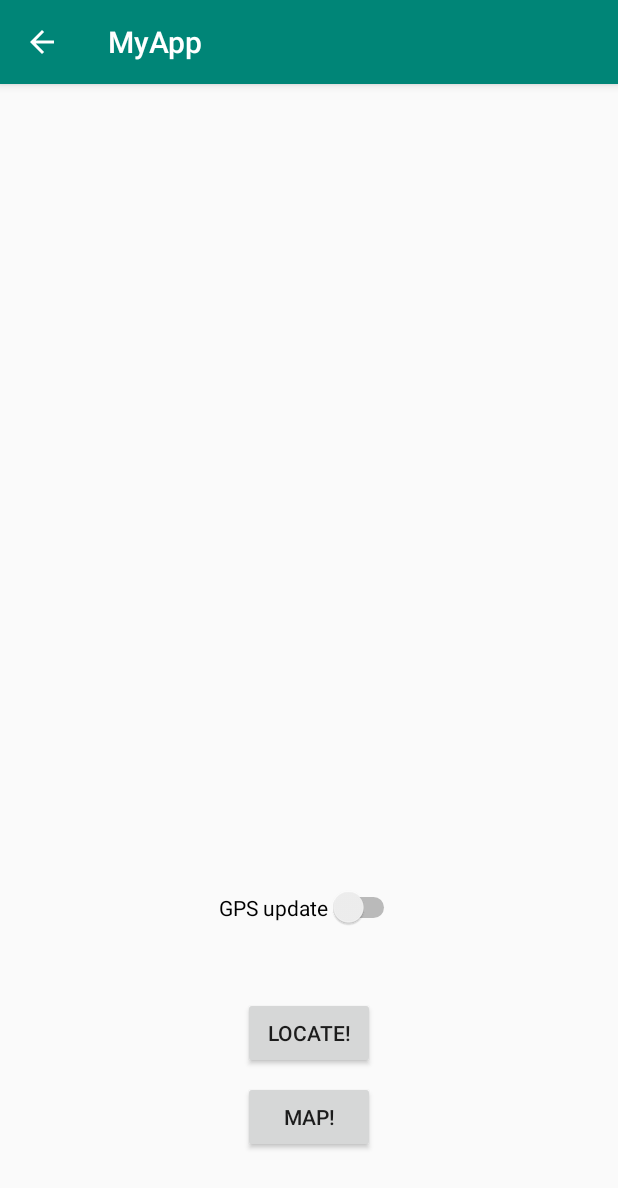
After one commit to rafaeltm/android-myapp, an Android app: the LocationActivity screen opened directly, with no data from a screen before it, on a phone screen of 412 x 824 dp. The commit adds this screen. Shown: the top 1188 px of the screen. Run offline under Robolectric (Android 15) with nearby library versions, the phone set to English and light mode, and no system bars.

Commit message:
Location services

```diff
--- a/app/build.gradle
+++ b/app/build.gradle
@@ -21,9 +21,12 @@ android {
 dependencies {
     def room_version = "2.1.0-alpha04"
     implementation fileTree(dir: 'libs', include: ['*.jar'])
+    //noinspection GradleCompatible
     implementation 'com.android.support:appcompat-v7:28.0.0'
     implementation 'com.android.support.constraint:constraint-layout:1.1.3'
     implementation 'com.android.support:design:28.0.0'
+    implementation 'com.google.android.gms:play-services-location:16.0.0'
+    implementation 'com.google.android.gms:play-services-maps:16.1.0'
     testImplementation 'junit:junit:4.12'
     androidTestImplementation 'com.android.support.test:runner:1.0.2'
     androidTestImplementation 'com.android.support.test.espresso:espresso-core:3.0.2'
--- /dev/null
+++ b/app/src/main/res/layout/activity_location.xml
@@ -0,0 +1,58 @@
+<?xml version="1.0" encoding="utf-8"?>
+<android.support.constraint.ConstraintLayout xmlns:android="http://schemas.android.com/apk/res/android"
+    xmlns:app="http://schemas.android.com/apk/res-auto"
+    xmlns:tools="http://schemas.android.com/tools"
+    android:layout_width="match_parent"
+    android:layout_height="match_parent"
+    tools:context=".LocationActivity">
+
+    <TextView
+        android:id="@+id/textLocation"
+        android:layout_width="376dp"
+        android:layout_height="481dp"
+        android:layout_marginStart="8dp"
+        android:layout_marginTop="8dp"
+        android:layout_marginEnd="8dp"
+        app:layout_constraintEnd_toEndOf="parent"
+        app:layout_constraintStart_toStartOf="parent"
+        app:layout_constraintTop_toTopOf="parent" />
+
+    <Button
+        android:id="@+id/button8"
+        android:layout_width="wrap_content"
+        android:layout_height="wrap_content"
+        android:layout_marginTop="8dp"
+        android:onClick="getLocation"
+        android:text="@string/btnAddress"
+        app:layout_constraintBottom_toBottomOf="parent"
+        app:layout_constraintEnd_toEndOf="parent"
+        app:layout_constraintHorizontal_bias="0.5"
+        app:layout_constraintStart_toStartOf="parent"
+        app:layout_constraintTop_toBottomOf="@+id/textLocation" />
+
+    <Switch
+        android:id="@+id/enableGPS"
+        android:layout_width="wrap_content"
+        android:layout_height="wrap_content"
+        android:layout_marginTop="8dp"
+        android:layout_marginBottom="8dp"
+        android:text="@string/enableGPS"
+        app:layout_constraintBottom_toTopOf="@+id/button8"
+        app:layout_constraintEnd_toEndOf="parent"
+        app:layout_constraintHorizontal_bias="0.5"
+        app:layout_constraintStart_toStartOf="parent"
+        app:layout_constraintTop_toBottomOf="@+id/textLocation" />
+
+    <Button
+        android:id="@+id/button9"
+        android:layout_width="wrap_content"
+        android:layout_height="wrap_content"
+        android:layout_marginStart="8dp"
+        android:layout_marginTop="8dp"
+        android:layout_marginEnd="8dp"
+        android:onClick="openMap"
+        android:text="@string/btnMap"
+        app:layout_constraintEnd_toEndOf="parent"
+        app:layout_constraintStart_toStartOf="parent"
+        app:layout_constraintTop_toBottomOf="@+id/button8" />
+</android.support.constraint.ConstraintLayout>
--- a/app/src/main/res/values/strings.xml
+++ b/app/src/main/res/values/strings.xml
@@ -17,4 +17,9 @@
     <string name="btnVid">Vid</string>
     <string name="btnStopService">Stop Service</string>
     <string name="btnStartService">Start Service</string>
+    <string name="btnAddress">Locate!</string>
+    <string name="enableGPS">GPS update</string>
+    <string name="btnMap">Map!</string>
+    <string name="title_activity_maps">Map</string>
+    <string name="btnLocation">Go Location</string>
 </resources>
```
Also changed, not shown: app/src/debug/res/values/google_maps_api.xml (added, +24 -0 lines), app/src/main/AndroidManifest.xml (+34 -3 lines), app/src/main/java/com/comov/myapp/LocationActivity.java (added, +190 -0 lines), app/src/main/java/com/comov/myapp/LocationAddressModel.java (added, +55 -0 lines), app/src/main/java/com/comov/myapp/LocationHelper.java (added, +60 -0 lines), app/src/main/java/com/comov/myapp/MainActivity.java (+38 -3 lines), app/src/main/java/com/comov/myapp/MapsActivity.java (added, +67 -0 lines), app/src/main/res/layout/activity_main.xml (+21 -6 lines), app/src/main/res/layout/activity_maps.xml (added, +9 -0 lines), 2 other files.
